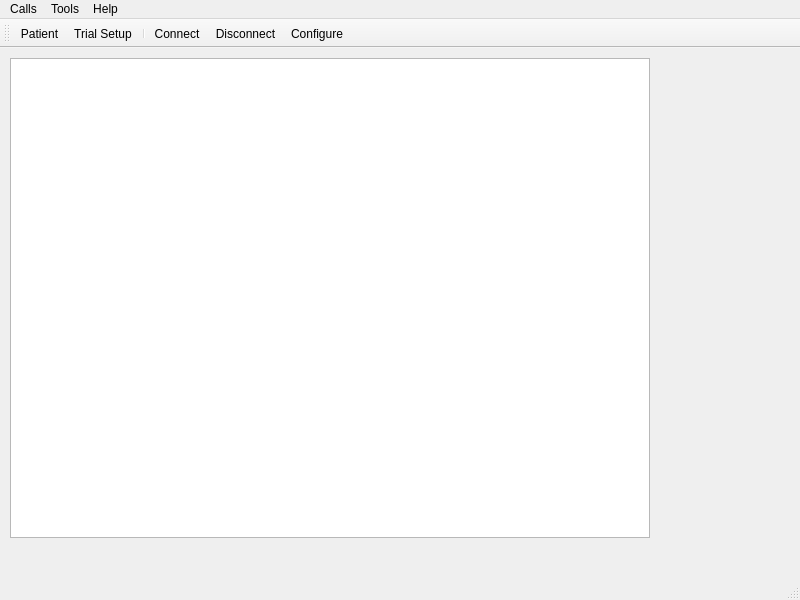
First picture: the form in non_contact_tremor/mainwindow.ui, repository oliveirafhm/NCCSystem, before the edit.
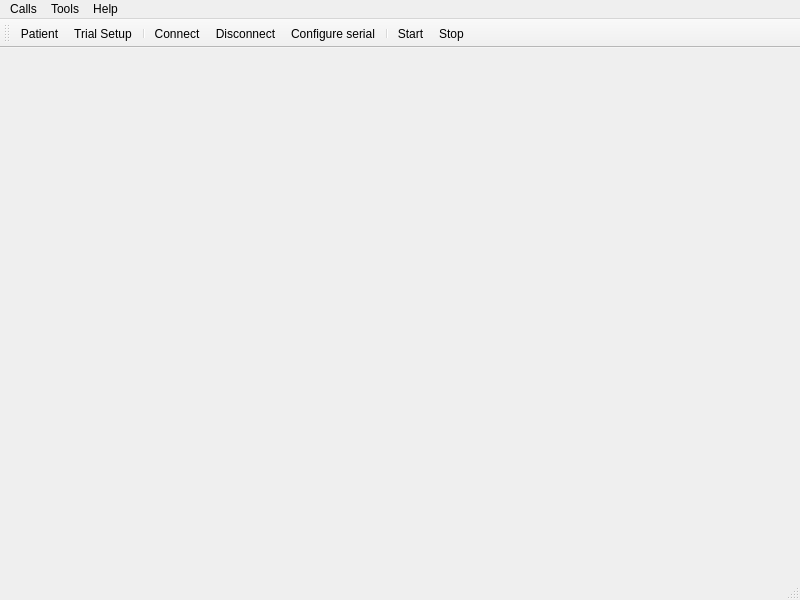
Second picture: the form after the edit. Icons and pictures are not drawn.

Commit message: New icons; Serial communication fixed; Start data collection in progress; Stop data collection isn't implemented yet; Implementation stopped because I need to redesign the software using a class diagram;

```diff
--- a/non_contact_tremor/mainwindow.ui
+++ b/non_contact_tremor/mainwindow.ui
@@ -17,18 +17,7 @@
    <iconset resource="non_contact_tremor.qrc">
     <normaloff>:/images/matrix-hand.png</normaloff>:/images/matrix-hand.png</iconset>
   </property>
-  <widget class="QWidget" name="centralWidget">
-   <widget class="QGraphicsView" name="graphicsView">
-    <property name="geometry">
-     <rect>
-      <x>10</x>
-      <y>10</y>
-      <width>640</width>
-      <height>480</height>
-     </rect>
-    </property>
-   </widget>
-  </widget>
+  <widget class="QWidget" name="centralWidget"/>
   <widget class="QMenuBar" name="menuBar">
    <property name="geometry">
     <rect>
@@ -70,6 +59,15 @@
    <addaction name="menuHelp"/>
   </widget>
   <widget class="QToolBar" name="mainToolBar">
+   <property name="autoFillBackground">
+    <bool>false</bool>
+   </property>
+   <property name="iconSize">
+    <size>
+     <width>38</width>
+     <height>38</height>
+    </size>
+   </property>
    <attribute name="toolBarArea">
     <enum>TopToolBarArea</enum>
    </attribute>
@@ -82,6 +80,9 @@
    <addaction name="actionConnect"/>
    <addaction name="actionDisconnect"/>
    <addaction name="actionConfigure"/>
+   <addaction name="separator"/>
+   <addaction name="actionStart"/>
+   <addaction name="actionStop"/>
   </widget>
   <widget class="QStatusBar" name="statusBar"/>
   <action name="actionConnect">
@@ -114,7 +115,7 @@
      <normaloff>:/images/settings.png</normaloff>:/images/settings.png</iconset>
    </property>
    <property name="text">
-    <string>Configure</string>
+    <string>Configure serial</string>
    </property>
    <property name="toolTip">
     <string>Configure serial port</string>
@@ -181,6 +182,30 @@
     <string>About Qt</string>
    </property>
   </action>
+  <action name="actionStart">
+   <property name="icon">
+    <iconset resource="non_contact_tremor.qrc">
+     <normaloff>:/images/play.png</normaloff>:/images/play.png</iconset>
+   </property>
+   <property name="text">
+    <string>Start</string>
+   </property>
+   <property name="toolTip">
+    <string>Starts the collect</string>
+   </property>
+  </action>
+  <action name="actionStop">
+   <property name="icon">
+    <iconset resource="non_contact_tremor.qrc">
+     <normaloff>:/images/stop.png</normaloff>:/images/stop.png</iconset>
+   </property>
+   <property name="text">
+    <string>Stop</string>
+   </property>
+   <property name="toolTip">
+    <string>Stops the collect</string>
+   </property>
+  </action>
  </widget>
  <layoutdefault spacing="6" margin="11"/>
  <resources>
```
Left out of the diff: 14 changed lines with no effect on the pictures. The commit also changes 34 other files.
